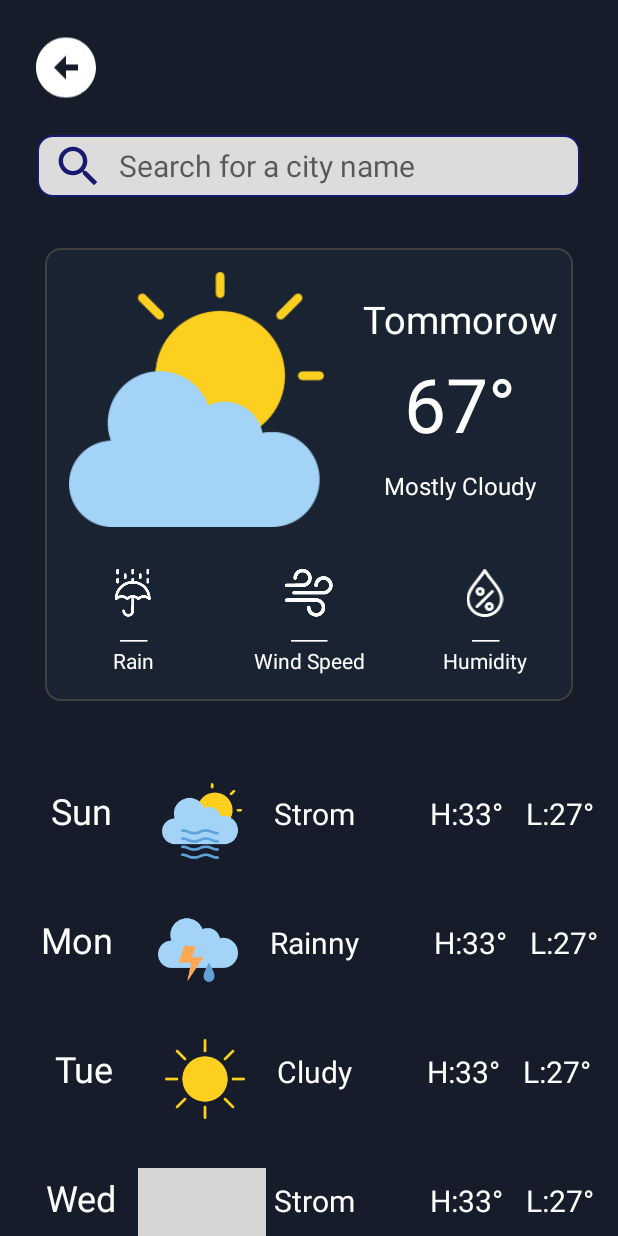
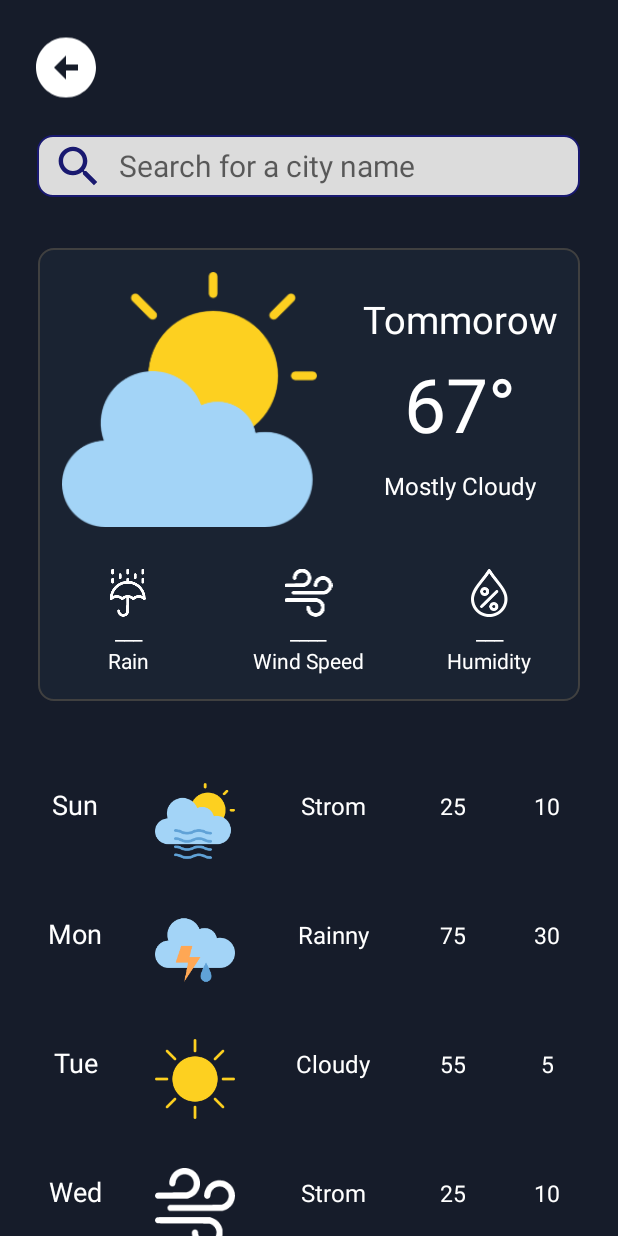
Before and after one commit to sreeginy/Weather-App, an Android app: the screen it shows after launch (SearchActivity), after a tap on "WANT TO SEARCH FOR NEW CITY", on a phone screen of 412 x 824 dp. Run offline under Robolectric (Android 15) with nearby library versions, the phone set to English and light mode, and no system bars; libraries missing offline, so code that uses them is left out: com.loopj.android, cz.msebera.android; pictures from the network do not load; Roboto replaces fonts that are not available here; grey boxes are pictures that could not be loaded.

```diff
--- a/app/src/main/java/com/sreeginy/weather/Adapter/TommorowAdapter.java
+++ b/app/src/main/java/com/sreeginy/weather/Adapter/TomorrowAdapter.java
@@ -11,37 +11,36 @@ import androidx.annotation.NonNull;
 import androidx.recyclerview.widget.RecyclerView;
 
 import com.bumptech.glide.Glide;
-import com.sreeginy.weather.Model.Tommorow;
+import com.sreeginy.weather.Model.Tomorrow;
 import com.sreeginy.weather.R;
-
-import org.w3c.dom.Text;
 
 import java.util.ArrayList;
 
-public class TommorowAdapter extends RecyclerView.Adapter<TommorowAdapter.ViewHolder> {
+public class TomorrowAdapter extends RecyclerView.Adapter<TomorrowAdapter.ViewHolder> {
 
-    ArrayList<Tommorow> items;
+    ArrayList<Tomorrow> items;
     Context context;
 
-    public TommorowAdapter(ArrayList<Tommorow> items) {
+    public TomorrowAdapter(ArrayList<Tomorrow> items) {
         this.items = items;
     }
 
     @NonNull
     @Override
-    public TommorowAdapter.ViewHolder onCreateViewHolder(@NonNull ViewGroup parent, int viewType) {
+    public TomorrowAdapter.ViewHolder onCreateViewHolder(@NonNull ViewGroup parent, int viewType) {
         View inflate = LayoutInflater.from(parent.getContext()).inflate(R.layout.viewholder_tommorow, parent,false);
         context = parent.getContext();
         return new ViewHolder(inflate);
     }
 
     @Override
-    public void onBindViewHolder(@NonNull TommorowAdapter.ViewHolder holder, int position) {
+    public void onBindViewHolder(@NonNull TomorrowAdapter.ViewHolder holder, int position) {
 
         holder.dayTxt.setText(items.get(position).getDay());
         holder.statusTxt.setText(items.get(position).getStatus());
-        holder.lowTxt.setText(items.get(position).getLowTemp());
-        holder.highTxt.setText(items.get(position).getHighTemp());
+        holder.lowTxt.setText(String.valueOf(items.get(position).getLowTemp()));
+        holder.highTxt.setText(String.valueOf(items.get(position).getHighTemp()));
+
 
         int drawableResourceId = holder.itemView.getResources()
                 .getIdentifier(items.get(position).getPicPath(),"drawable",holder.itemView.getContext().getPackageName());
--- a/app/src/main/java/com/sreeginy/weather/MainActivity.java
+++ b/app/src/main/java/com/sreeginy/weather/MainActivity.java
@@ -1,10 +1,6 @@
 package com.sreeginy.weather;
 
 import android.Manifest;
-import androidx.annotation.NonNull;
-import androidx.appcompat.app.AppCompatActivity;
-import androidx.core.app.ActivityCompat;
-
 import android.content.Context;
 import android.content.Intent;
 import android.content.pm.PackageManager;
@@ -17,6 +13,10 @@ import android.widget.Button;
 import android.widget.ImageView;
 import android.widget.TextView;
 import android.widget.Toast;
+
+import androidx.annotation.NonNull;
+import androidx.appcompat.app.AppCompatActivity;
+import androidx.core.app.ActivityCompat;
 
 import com.loopj.android.http.AsyncHttpClient;
 import com.loopj.android.http.JsonHttpResponseHandler;
@@ -40,13 +40,13 @@ public class MainActivity extends AppCompatActivity {
     final float MIN_DISTANCE = 1000;
     final int REQUEST_CODE = 101;
 
-    String Location_Provider = LocationManager.GPS_PROVIDER;
+    String locationProvider = LocationManager.GPS_PROVIDER;
 
-    TextView mNameofCity, mWeatherType, mTemperature, rain, windSpeed, humidity;
+    TextView mNameOfCity, mWeatherType, mTemperature, rain, windSpeed, humidity;
     ImageView mWeatherIcon;
     Button searchBtn;
-    LocationManager mlocationManager;
-    LocationListener mlocationListener;
+    LocationManager locationManager;
+    LocationListener locationListener;
 
     @Override
     protected void onCreate(Bundle savedInstanceState) {
@@ -57,7 +57,7 @@ public class MainActivity extends AppCompatActivity {
         mTemperature = findViewById(R.id.temperature);
         mWeatherIcon = findViewById(R.id.weatherIcon);
         searchBtn = findViewById(R.id.searchBtn);
-        mNameofCity = findViewById(R.id.cityName);
+        mNameOfCity = findViewById(R.id.cityName);
         date = findViewById(R.id.date);
 
         rain = findViewById(R.id.rain);
@@ -98,8 +98,8 @@ public class MainActivity extends AppCompatActivity {
     }
 
     private void getWeatherForCurrentLocation() {
-        mlocationManager = (LocationManager) getSystemService(Context.LOCATION_SERVICE);
-        mlocationListener = new LocationListener() {
+        locationManager = (LocationManager) getSystemService(Context.LOCATION_SERVICE);
+        locationListener = new LocationListener() {
             @Override
             public void onLocationChanged(@NonNull Location location) {
                 String latitude = String.valueOf(location.getLatitude());
@@ -131,9 +131,10 @@ public class MainActivity extends AppCompatActivity {
             return;
         }
 
-        mlocationManager.requestLocationUpdates(Location_Provider, MIN_TIME, MIN_DISTANCE, mlocationListener);
+        locationManager.requestLocationUpdates(locationProvider, MIN_TIME, MIN_DISTANCE, locationListener);
     }
 
+    @Override
     public void onRequestPermissionsResult(int requestCode, @NonNull String[] permissions, @NonNull int[] grantResults) {
         super.onRequestPermissionsResult(requestCode, permissions, grantResults);
 
@@ -166,8 +167,8 @@ public class MainActivity extends AppCompatActivity {
 
     public void updateUI(WeatherData weather) {
         mTemperature.setText(weather.mTemperature + "°");
-        mNameofCity.setText(weather.mNameofCity);
-        mWeatherType.setText("Mostly" + weather.mWeatherType);
+        mNameOfCity.setText(weather.mNameOfCity);
+        mWeatherType.setText("Mostly " + weather.mWeatherType);
         int resourceId = getResources().getIdentifier(weather.mWeatherIcon, "drawable", getPackageName());
         mWeatherIcon.setImageResource(resourceId);
         rain.setText(weather.rain + " mm");
@@ -175,10 +176,12 @@ public class MainActivity extends AppCompatActivity {
         humidity.setText(weather.humidity + "%");
     }
 
+
+    @Override
     protected void onPause() {
         super.onPause();
-        if (mlocationManager != null) {
-            mlocationManager.removeUpdates(mlocationListener);
+        if (locationManager != null) {
+            locationManager.removeUpdates(locationListener);
         }
     }
 }
--- a/app/src/main/java/com/sreeginy/weather/Model/Tommorow.java
+++ b/app/src/main/java/com/sreeginy/weather/Model/Tomorrow.java
@@ -1,13 +1,13 @@
 package com.sreeginy.weather.Model;
 
-public class Tommorow {
+public class Tomorrow {
     private String day;
     private String picPath;
     private String status;
     private int highTemp;
     private int lowTemp;
 
-    public Tommorow(String day, String picPath, String status, int highTemp, int lowTemp) {
+    public Tomorrow(String day, String picPath, String status, int highTemp, int lowTemp) {
         this.day = day;
         this.picPath = picPath;
         this.status = status;
--- a/app/src/main/java/com/sreeginy/weather/SearchActivity.java
+++ b/app/src/main/java/com/sreeginy/weather/SearchActivity.java
@@ -1,8 +1,5 @@
 package com.sreeginy.weather;
 
-import androidx.appcompat.app.AppCompatActivity;
-import androidx.recyclerview.widget.LinearLayoutManager;
-import androidx.recyclerview.widget.RecyclerView;
 
 import android.content.Intent;
 import android.os.Bundle;
@@ -10,17 +7,19 @@ import android.view.KeyEvent;
 import android.view.View;
 import android.widget.EditText;
 import android.widget.ImageView;
-import android.widget.LinearLayout;
 import android.widget.TextView;
 
-import com.sreeginy.weather.Adapter.TommorowAdapter;
-import com.sreeginy.weather.Model.Tommorow;
+import androidx.appcompat.app.AppCompatActivity;
+import androidx.recyclerview.widget.LinearLayoutManager;
+import androidx.recyclerview.widget.RecyclerView;
 
+import com.sreeginy.weather.Adapter.TomorrowAdapter;
+import com.sreeginy.weather.Model.Tomorrow;
 import java.util.ArrayList;
 
 public class SearchActivity extends AppCompatActivity {
 
-    private RecyclerView.Adapter adapterTommorow;
+    private RecyclerView.Adapter adapterTomorrow;
     private RecyclerView recyclerView;
 
     @Override
@@ -49,26 +48,27 @@ public class SearchActivity extends AppCompatActivity {
             }
         });
 
+        recyclerView = findViewById(R.id.view2);
+        recyclerView.setLayoutManager(new LinearLayoutManager(this));
 
         initRecyclerView();
     }
 
     private void initRecyclerView() {
+        ArrayList<Tomorrow> items = new ArrayList<>();
 
-        ArrayList<Tommorow> items = new ArrayList<>();
-
-        items.add(new Tommorow("Sun","cloudy", "Strom",25, 10));
-        items.add(new Tommorow("Mon","storm", "Rainny",75, 30));
-        items.add(new Tommorow("Tue","sun", "Cludy",55, 05));
-        items.add(new Tommorow("Wed","win", "Strom",25, 10));
-        items.add(new Tommorow("Thu","snowy", "Snow",67, 02));
-        items.add(new Tommorow("Fri","cloudy_3", "Sunny",10, 5));
-        items.add(new Tommorow("Sat","cloudy_sunny", "storm",25, 10));
+        items.add(new Tomorrow("Sun", "cloudy", "Strom", 25, 10));
+        items.add(new Tomorrow("Mon", "storm", "Rainny", 75, 30));
+        items.add(new Tomorrow("Tue", "sun", "Cloudy", 55, 5));
+        items.add(new Tomorrow("Wed", "wind", "Strom", 25, 10));
+        items.add(new Tomorrow("Thu", "snowy", "Snow", 67, 2));
+        items.add(new Tomorrow("Fri", "cloudy_3", "Sunny", 10, 5));
+        items.add(new Tomorrow("Sat", "cloudy_sunny", "Storm", 25, 10));
 
         recyclerView = findViewById(R.id.view2);
-        recyclerView.setLayoutManager(new LinearLayoutManager(this,LinearLayoutManager.VERTICAL,false));
+        recyclerView.setLayoutManager(new LinearLayoutManager(this, LinearLayoutManager.VERTICAL, false));
 
-        adapterTommorow = new TommorowAdapter(items);
-        recyclerView.setAdapter(adapterTommorow);
+        adapterTomorrow = new TomorrowAdapter(items);
+        recyclerView.setAdapter(adapterTomorrow);
     }
 }
--- a/app/src/main/java/com/sreeginy/weather/WeatherData.java
+++ b/app/src/main/java/com/sreeginy/weather/WeatherData.java
@@ -4,7 +4,7 @@ import org.json.JSONException;
 import org.json.JSONObject;
 
 public class WeatherData {
-    public String mNameofCity;
+    public String mNameOfCity;
     public String mTemperature;
     public String mWeatherType;
     public String mWeatherIcon;
@@ -18,7 +18,7 @@ public class WeatherData {
         try {
             WeatherData weatherData = new WeatherData();
 
-            weatherData.mNameofCity = jsonObject.getString("name");
+            weatherData.mNameOfCity = jsonObject.getString("name");
 
             weatherData.condition = jsonObject.getJSONArray("weather").getJSONObject(0).getInt("id");
             weatherData.mWeatherType = jsonObject.getJSONArray("weather").getJSONObject(0).getString("main");
--- a/app/src/main/res/drawable/arrow_circle_left_24.xml
+++ b/app/src/main/res/drawable/arrow_circle_left_24.xml
@@ -1,5 +1,5 @@
-<vector android:height="24dp" android:tint="#FFFFFF"
+<vector android:height="20dp" android:tint="#FFFFFF"
     android:viewportHeight="24" android:viewportWidth="24"
-    android:width="24dp" xmlns:android="http://schemas.android.com/apk/res/android">
+    android:width="20dp" xmlns:android="http://schemas.android.com/apk/res/android">
     <path android:fillColor="@android:color/white" android:pathData="M2,12c0,5.52 4.48,10 10,10s10,-4.48 10,-10c0,-5.52 -4.48,-10 -10,-10C6.48,2 2,6.48 2,12zM12,11l4,0v2l-4,0l0,3l-4,-4l4,-4L12,11z"/>
 </vector>
--- a/app/src/main/res/layout/activity_search.xml
+++ b/app/src/main/res/layout/activity_search.xml
@@ -48,9 +48,9 @@
             android:id="@+id/layoutTop"
             android:layout_width="362dp"
             android:layout_height="302dp"
-            android:layout_marginStart="30dp"
+            android:layout_marginStart="25dp"
             android:layout_marginTop="30dp"
-            android:layout_marginEnd="30dp"
+            android:layout_marginEnd="25dp"
             android:layout_marginBottom="30dp"
             android:background="@drawable/background_2"
             android:orientation="vertical">
--- a/app/src/main/res/layout/viewholder_tommorow.xml
+++ b/app/src/main/res/layout/viewholder_tommorow.xml
@@ -9,7 +9,7 @@
 
     <LinearLayout
         android:id="@+id/linearLayout"
-        android:layout_width="wrap_content"
+        android:layout_width="match_parent"
         android:layout_height="wrap_content"
         android:orientation="horizontal"
         app:layout_constraintEnd_toEndOf="parent"
@@ -18,13 +18,14 @@
 
         <TextView
             android:id="@+id/dayTxtV"
-            android:layout_width="76dp"
+            android:layout_width="74dp"
             android:layout_height="69dp"
             android:padding="13dp"
             android:text="day"
+            android:layout_marginStart="5dp"
             android:textAlignment="center"
             android:textColor="@color/white"
-            android:textSize="24sp"
+            android:textSize="18sp"
             app:layout_constraintStart_toStartOf="parent"
             app:layout_constraintTop_toTopOf="parent" />
 
@@ -37,31 +38,33 @@
 
         <TextView
             android:id="@+id/weatherType2"
-            android:layout_width="match_parent"
-            android:layout_height="wrap_content"
+            android:layout_width="88dp"
+            android:layout_height="46dp"
+            android:layout_marginStart="5dp"
+            android:textAlignment="center"
             android:text="Storm"
-            android:layout_marginStart="5dp"
-            android:textSize="20sp"
-            android:textColor="@color/white"/>
+            android:textColor="@color/white"
+            android:textSize="16sp" />
 
         <TextView
             android:id="@+id/highTxv"
-            android:layout_width="match_parent"
-            android:layout_height="wrap_content"
+            android:layout_width="52dp"
+            android:layout_height="47dp"
+            android:layout_marginStart="10dp"
             android:text="H:33°"
+            android:textAlignment="center"
             android:textColor="@color/white"
-            android:textSize="20sp"
-            android:layout_marginStart="50dp"/>
+            android:textSize="15sp" />
 
         <TextView
             android:id="@+id/lowTxV"
-            android:layout_width="match_parent"
-            android:layout_height="wrap_content"
+            android:layout_width="53dp"
+            android:layout_height="45dp"
+            android:layout_marginStart="10dp"
             android:text="L:27°"
+            android:textAlignment="center"
             android:textColor="@color/white"
-            android:textSize="20sp"
-            android:layout_marginStart="15dp"
-            />
+            android:textSize="15sp" />
 
     </LinearLayout>
 
```
